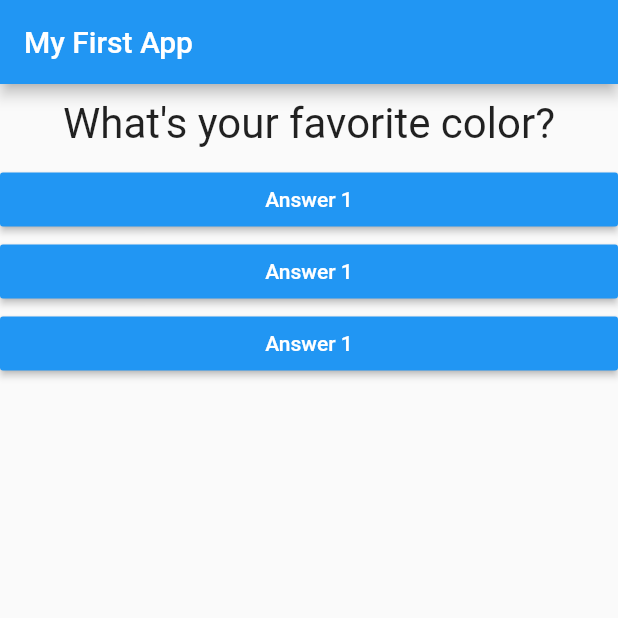
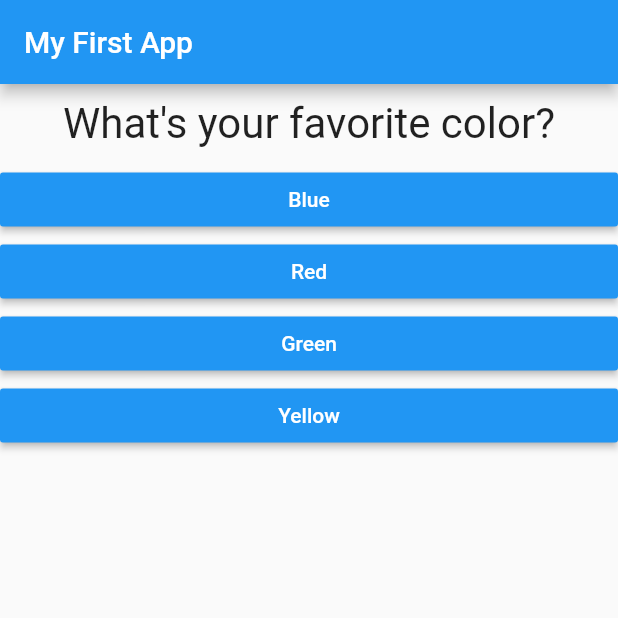
Before and after one commit to Jarkkohei/flutter_quiz_app, a Flutter app: the screen it shows after launch, on a phone screen of 412 x 824 dp, the top half of it. Run offline on Flutter 3.47's test engine with Material 2 defaults, Android fonts, the phone set to English and light mode, and no system bars.

Commit message:
Refactor the questions into maps and instantiate a Answer-widgets for every question

```diff
--- a/lib/answer.dart
+++ b/lib/answer.dart
@@ -2,15 +2,16 @@ import 'package:flutter/material.dart';
 
 class Answer extends StatelessWidget {
   final Function selectHandler;
+  final String answerText;
 
-  Answer(this.selectHandler);
+  Answer(this.selectHandler, this.answerText);
 
   @override
   Widget build(BuildContext context) {
     return Container(
       width: double.infinity,
       child: RaisedButton(
-        child: Text('Answer 1'),
+        child: Text(answerText),
         onPressed: selectHandler,
         color: Colors.blue,
         textColor: Colors.white,
--- a/lib/main.dart
+++ b/lib/main.dart
@@ -26,8 +26,18 @@ class _MyAppState extends State<MyApp> {
   @override
   Widget build(BuildContext context) {
     var questions = [
-      'What\'s your favorite color?',
-      'What\'s your favorite animal',
+      {
+        'questionText': 'What\'s your favorite color?',
+        'answers': ['Blue', 'Red', 'Green', 'Yellow']
+      },
+      {
+        'questionText': 'What\'s your favorite animal?',
+        'answers': ['Sheep', 'Lion', 'Mouse', 'Horse']
+      },
+      {
+        'questionText': 'What\'s your favorite sport?',
+        'answers': ['Baseball', 'Swimming', 'Cycling', 'Running']
+      },
     ];
 
     return MaterialApp(
@@ -37,10 +47,13 @@ class _MyAppState extends State<MyApp> {
         ),
         body: Column(
           children: [
-            Question(questions[_questionIndex]),
-            Answer(_answerQuestion),
-            Answer(_answerQuestion),
-            Answer(_answerQuestion),
+            Question(
+              questions[_questionIndex]['questionText'],
+            ),
+            ...(questions[_questionIndex]['answers'] as List<String>)
+                .map((answer) {
+              return Answer(_answerQuestion, answer);
+            }).toList()
           ],
         ),
       ),
```
